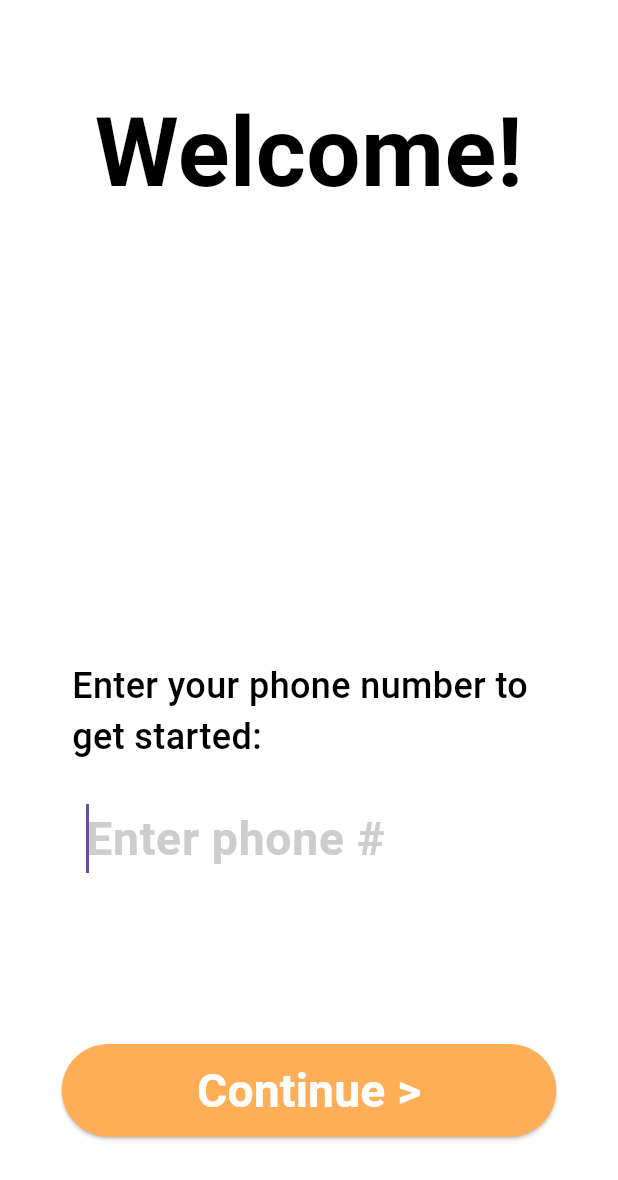
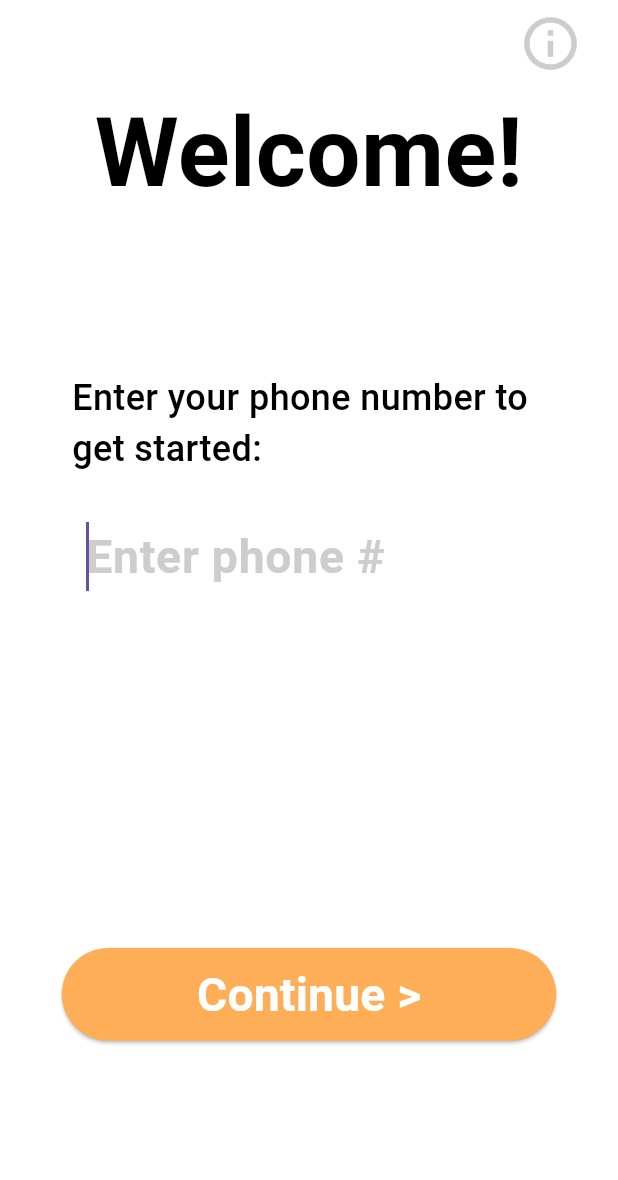
Before and after one commit to alden-sprackling/on_the_spot, a Flutter app: the screen it shows after launch, on a phone screen of 412 x 824 dp. Shown: the top 1180 px of the screen. Run offline on Flutter 3.47's test engine with Material 3 defaults, Android fonts, the phone set to English and light mode, and no system bars; our stand-ins replace google_fonts; Roboto replaces fonts that are missing (Grandstander).

Commit message:
A lot of shit

```diff
--- a/lib/main.dart
+++ b/lib/main.dart
@@ -13,6 +13,10 @@ import 'theme/app_theme.dart';
 void main() {
   WidgetsFlutterBinding.ensureInitialized();
   SystemChrome.setEnabledSystemUIMode(SystemUiMode.immersiveSticky);
+  SystemChrome.setPreferredOrientations([
+    DeviceOrientation.portraitUp,
+    DeviceOrientation.portraitDown,
+  ]);
   runApp(
     MultiProvider(
       providers: [
--- /dev/null
+++ b/lib/screens/template_screen.dart
@@ -0,0 +1,64 @@
+import 'package:flutter/material.dart';
+import '/widgets/message_banner.dart';
+
+class TemplateScreen extends StatefulWidget {
+  final Widget? leading;
+  final List<Widget>? actions;
+  final List<Widget> columnWidgets;
+  final List<MessageBanner> messageBanners;
+
+  const TemplateScreen({
+    super.key,
+    this.leading,
+    this.actions,
+    required this.columnWidgets,
+    this.messageBanners = const [],
+  });
+
+  @override
+  TemplateScreenState createState() => TemplateScreenState();
+}
+
+class TemplateScreenState extends State<TemplateScreen> {
+  @override
+  Widget build(BuildContext context) {
+    return Scaffold(
+      appBar: AppBar(
+        leading: Padding(
+          padding: const EdgeInsets.only(left: 16.0),
+          child: widget.leading,
+        ),
+        actions: widget.actions?.map((action) {
+          return Padding(
+            padding: const EdgeInsets.only(right: 16.0),
+            child: action,
+          );
+        }).toList(),
+      ),
+      body: Stack(
+        children: [
+          GestureDetector(
+            behavior: HitTestBehavior.opaque, // Ensures taps on empty space register
+            onTap: () {
+              FocusScope.of(context).requestFocus(FocusNode()); // Forces keyboard to close
+            },
+            child: Column(
+              crossAxisAlignment: CrossAxisAlignment.center,
+              children: widget.columnWidgets,
+            ),
+          ),
+          Positioned(
+            top: 0,
+            left: 0,
+            right: 0,
+            child: Column(
+              mainAxisAlignment: MainAxisAlignment.start,
+              crossAxisAlignment: CrossAxisAlignment.center,
+              children: widget.messageBanners,
+            ),
+          ),
+        ],
+      ),
+    );
+  }
+}
--- a/lib/screens/welcome_screen.dart
+++ b/lib/screens/welcome_screen.dart
@@ -1,40 +1,42 @@
 import 'package:flutter/material.dart';
 import 'package:on_the_spot/widgets/header.dart';
-import '../widgets/input_field.dart';
-import '../widgets/button.dart';
+import '/widgets/input_field.dart';
+import '/widgets/button.dart';
 import '/theme/app_colors.dart';
+import 'package:provider/provider.dart';
+import '/providers/app_state.dart';
+import 'template_screen.dart';
 
-class WelcomeScreen extends StatelessWidget {
-  WelcomeScreen({super.key});
+class WelcomeScreen extends StatefulWidget {
+  const WelcomeScreen({super.key});
 
+  @override
+  WelcomeScreenState createState() => WelcomeScreenState();
+}
+
+class WelcomeScreenState extends State<WelcomeScreen> {
   final TextEditingController _controller = TextEditingController();
 
   @override
   Widget build(BuildContext context) {
-    return Scaffold(
-      appBar: AppBar(),
-      body: GestureDetector(
-        behavior: HitTestBehavior.opaque, // Ensures taps on empty space register
-        onTap: () {
-          FocusScope.of(context).requestFocus(FocusNode()); // Forces keyboard to close
-        },
-        child: Column(
-          crossAxisAlignment: CrossAxisAlignment.center,
-          children: [
-            /// Header at the top
+    final appState = Provider.of<AppState>(context);
+
+    return TemplateScreen(
+      leading: null,
+      actions: [
+        IconButton(
+          onPressed: () {},
+          icon: Icon(Icons.info_outline),
+        ),
+      ],
+      messageBanners: appState.messageBanners,
+      columnWidgets: [
         Expanded(
-              flex: 3,
-              child: Align(
-                alignment: Alignment.bottomCenter,
+          flex: 1,
           child: Header(text: "Welcome!"),
         ),
-            ),
-
-            /// Input field positioned 2/3 down
         Expanded(
           flex: 2,
-              child: Align(
-                alignment: Alignment.center,
           child: InputField(
             controller: _controller,
             hintText: "Enter phone #",
@@ -42,23 +44,21 @@ class WelcomeScreen extends StatelessWidget {
             keyboardType: TextInputType.phone,
           ),
         ),
-            ),
-
-            /// Button positioned at the bottom
         Expanded(
           flex: 1,
-              child: Align(
-                alignment: Alignment.topCenter,
           child: Button(
             text: "Continue >",
-                  onPressed: () {},
+            onPressed: () {
+              try {
+                Navigator.pushNamed(context, '/auth'); // Navigate to the next screen
+              } catch (e) {
+                appState.showMessage("$e", MessageType.error, showForLimitedTime: true);
+              }
+            },
             backgroundColor: AppColors.primaryColor,
           ),
         ),
-            ),
       ],
-        ),
-      ),
     );
   }
 }
--- a/lib/theme/app_theme.dart
+++ b/lib/theme/app_theme.dart
@@ -10,7 +10,11 @@ class AppTheme {
         elevation: 0,
         iconTheme: IconThemeData(
           color: AppColors.iconColor,
+          size: 42.0, // Set the size of icons in the AppBar
         ),
+      ),
+      iconTheme: IconThemeData(
+        size: 50.0, // Set the size of all icons
       ),
       scaffoldBackgroundColor: Colors.white,
       textTheme: GoogleFonts.grandstanderTextTheme(),
--- a/lib/widgets/button.dart
+++ b/lib/widgets/button.dart
@@ -58,7 +58,7 @@ class Button extends StatelessWidget {
             child: Text(
               secondaryButtonText!,
               style: TextStyle(
-                fontSize: 18, // Fixed 24px font size
+                fontSize: 24, // Fixed 24px font size
                 fontWeight: FontWeight.bold,
                 color: AppColors.secondaryColor, // No background, black text
               ),
--- a/lib/widgets/header.dart
+++ b/lib/widgets/header.dart
@@ -27,7 +27,7 @@ class Header extends StatelessWidget {
           textAlign: TextAlign.center,
         ),
         if (subtext != null && subtext!.isNotEmpty) ...[
-          SizedBox(height: 20), // Space between header and subtext
+          SizedBox(height: 24), // Space between header and subtext
           Text(
             subtext!,
             style: GoogleFonts.grandstander(
--- a/lib/widgets/input_field.dart
+++ b/lib/widgets/input_field.dart
@@ -29,7 +29,7 @@ class InputField extends StatelessWidget {
       children: [
         if (labelText != null && labelText!.isNotEmpty)
           Padding(
-            padding: const EdgeInsets.only(right: 48, bottom: 20, left: 48),
+            padding: const EdgeInsets.only(right: 48, bottom: 24, left: 48),
             child: Text(
               labelText!,
               style: GoogleFonts.grandstander(
```
Also changed, not shown: lib/providers/app_state.dart (+23 -0 lines), lib/screens/auth_screen.dart (+51 -4 lines), lib/widgets/message_banner.dart (added, +55 -0 lines), lib/widgets/banner.dart (deleted). Lines whose indentation alone changed are shown as unchanged.
